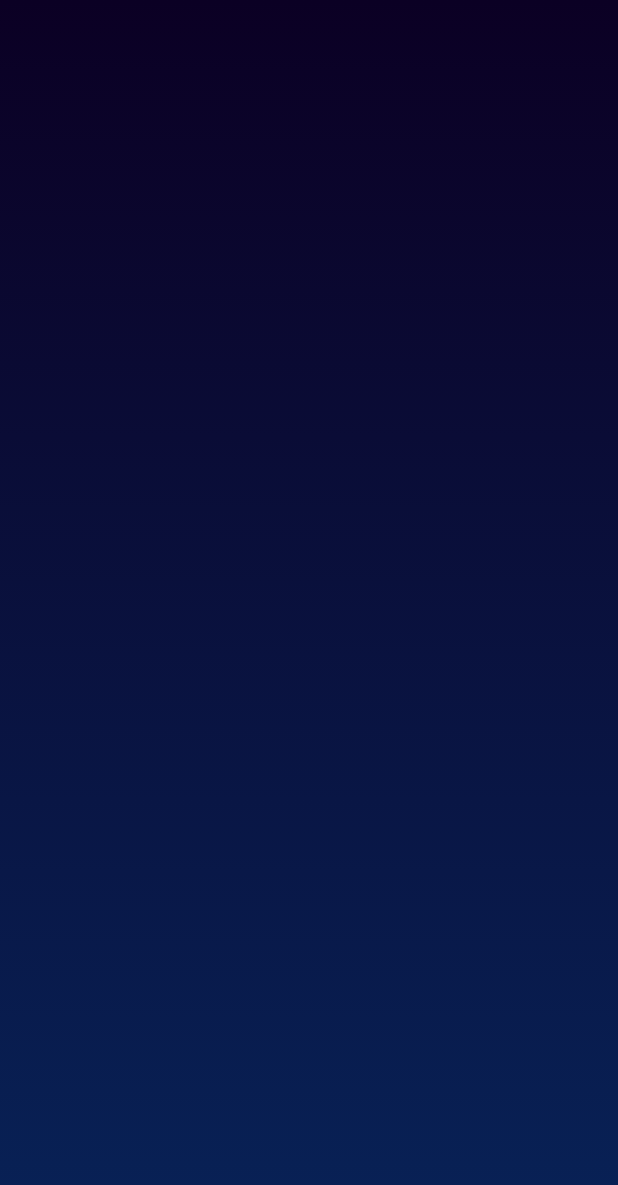
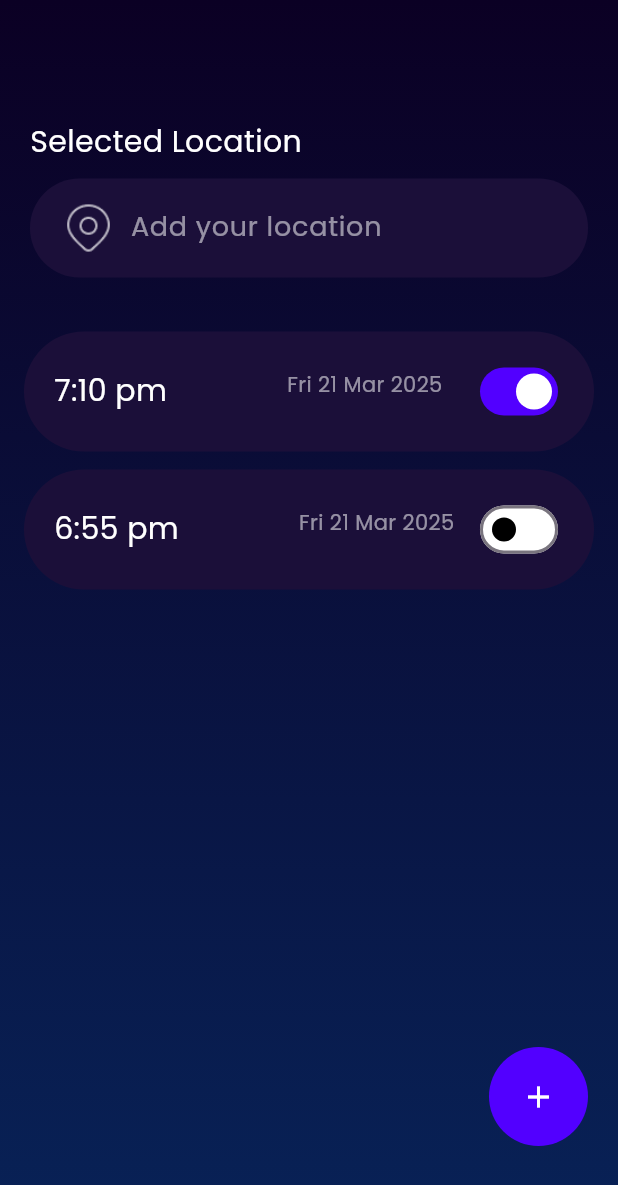
Before and after one commit to TajemulCSE/smart_travel_alarm, a Flutter app: the HomeScreen screen opened directly, on a phone screen of 412 x 824 dp. Shown: the top 1185 px of the screen. Run offline on Flutter 3.47's test engine with Material 3 defaults, Android fonts, the phone set to English and light mode, and no system bars; our stand-ins replace shared_preferences, video_player; accounts and stored records are empty.

Commit message:
Add:Alarm in Home screen

```diff
--- /dev/null
+++ b/lib/features/home/presentation/pages/alarm_list_widget.dart
@@ -0,0 +1,149 @@
+import 'package:flutter/material.dart';
+import 'package:intl/intl.dart';
+
+class AlarmListWidget extends StatefulWidget {
+  const AlarmListWidget({super.key});
+
+  @override
+  State<AlarmListWidget> createState() => _AlarmListWidgetState();
+}
+
+class _AlarmListWidgetState extends State<AlarmListWidget> {
+  List<Map<String, dynamic>> alarms = [
+    {'time': '7:10 pm', 'date': 'Fri 21 Mar 2025', 'enabled': true},
+    {'time': '6:55 pm', 'date': 'Fri 21 Mar 2025', 'enabled': false},
+
+  ];
+
+  Future<void> _pickDateTime() async {
+    DateTime now = DateTime.now();
+
+    final DateTime? date = await showDatePicker(
+      context: context,
+      initialDate: now,
+      firstDate: now,
+      lastDate: DateTime(2030),
+      builder: (context, child) => Theme(
+        data: ThemeData.dark(),
+        child: child!,
+      ),
+    );
+
+    if (date == null) return;
+
+    final TimeOfDay? time = await showTimePicker(
+      context: context,
+      initialTime: TimeOfDay.now(),
+      builder: (context, child) => Theme(
+        data: ThemeData.dark(),
+        child: child!,
+      ),
+    );
+
+    if (time == null) return;
+
+    final DateTime finalDateTime = DateTime(
+      date.year,
+      date.month,
+      date.day,
+      time.hour,
+      time.minute,
+    );
+
+    final formattedTime = DateFormat.jm().format(finalDateTime);
+    final formattedDate = DateFormat('EEE d MMM yyyy').format(finalDateTime);
+
+    setState(() {
+      alarms.add({
+        'time': formattedTime,
+        'date': formattedDate,
+        'enabled': true,
+      });
+    });
+  }
+
+  @override
+  Widget build(BuildContext context) {
+    return Stack(
+      children: [
+        ListView.builder(
+          padding: const EdgeInsets.all(16),
+          itemCount: alarms.length,
+          itemBuilder: (context, index) {
+            final alarm = alarms[index];
+            return Container(
+              margin: const EdgeInsets.only(bottom: 12),
+              padding: const EdgeInsets.symmetric(horizontal: 20, vertical: 16),
+              decoration: BoxDecoration(
+                color: const Color(0xFF1B0F39),
+                borderRadius: BorderRadius.circular(89),
+              ),
+              child: Row(
+                mainAxisAlignment: MainAxisAlignment.spaceBetween,
+                children: [
+                  // Time and Date
+                  Row(
+                    crossAxisAlignment: CrossAxisAlignment.start,
+                    children: [
+                      Text(
+                        alarm['time'],
+                        style: const TextStyle(
+                          color: Colors.white,
+                          fontFamily: 'popins',
+                          fontSize: 20,
+                          fontWeight: FontWeight.w500,
+                        ),
+                      ),
+                      const SizedBox(width: 80),
+                      Text(
+                        alarm['date'],
+                        style: TextStyle(
+                          color: Colors.white54,
+                          fontFamily: 'popins',
+
+                          fontSize: 14,
+                        ),
+                      ),
+                    ],
+                  ),
+
+                  // Switch
+                  Switch(
+                    value: alarm['enabled'],
+                    onChanged: (value) {
+                      setState(() {
+                        alarms[index]['enabled'] = value;
+                      });
+                    },
+
+                    activeTrackColor: Color(0xFF5200FF),
+                    inactiveThumbColor: Colors.black,
+                    inactiveTrackColor: Colors.white,
+                  ),
+                ],
+              ),
+            );
+          },
+        ),
+
+        // Floating Action Button
+        Positioned(
+          bottom: 60,
+          right: 20,
+          child: SizedBox(
+            height: 66,
+            width: 66,
+            child: FloatingActionButton(
+
+              elevation: 0,shape: CircleBorder(),
+              backgroundColor: Color(0xFF5200FF),
+              onPressed: _pickDateTime,
+              child: const Icon(Icons.add, color: Colors.white),
+
+            ),
+          ),
+        ),
+      ],
+    );
+  }
+}
--- a/lib/features/home/presentation/screens/home_screen.dart
+++ b/lib/features/home/presentation/screens/home_screen.dart
@@ -1,4 +1,5 @@
 import 'package:flutter/material.dart';
+import 'package:smart_travel_alarm/features/home/presentation/pages/alarm_list_widget.dart';
 
 class HomeScreen extends StatefulWidget {
   const HomeScreen({super.key});
@@ -13,19 +14,73 @@ class _HomeScreenState extends State<HomeScreen> {
     return Scaffold(
       backgroundColor: Colors.transparent,
       body: Container(
+        width: double.infinity,
         height: double.infinity,
-        width: double.infinity,
-        decoration: BoxDecoration(
+        decoration: const BoxDecoration(
           gradient: LinearGradient(
-            colors: [ Color(0xFF0B0024),Color(0xFF082257)],
+            colors: [Color(0xFF0B0024), Color(0xFF082257)],
             begin: Alignment.topCenter,
             end: Alignment.bottomCenter,
           ),
         ),
-        child: Stack(
+        child: Column(
+          crossAxisAlignment: CrossAxisAlignment.start,
           children: [
+            // Location
+            Padding(
+              padding: const EdgeInsets.only(top: 80, left: 20, right: 20),
+              child: Column(
+                crossAxisAlignment: CrossAxisAlignment.start,
+                children: [
+                  const Text(
+                    "Selected Location",
+                    style: TextStyle(
+                      fontFamily: 'popins',
+                      color: Colors.white,
+                      fontSize: 20,
+                    ),
+                  ),
+                  const SizedBox(height: 10),
 
+                  //location text field
+                  Container(
+                    height: 66,
+                    decoration: BoxDecoration(
+                      color: const Color(0xFF1B0F39),
+                      borderRadius: BorderRadius.circular(61),
+                    ),
+                    child: const Center(
+                      child: Padding(
+                        padding: EdgeInsets.all(15.0),
+                        child: TextField(
+                          style: TextStyle(
+                            color: Colors.white54,
+                            fontFamily: 'popins',
+                          ),
+                          decoration: InputDecoration(
+                            prefixIcon: ImageIcon(
+                              AssetImage('assets/icons/location_1.png'),
+                              color: Colors.white70,
+                            ),
+                            hintText: 'Add your location',
+                            hintStyle: TextStyle(
+                              color: Colors.white54,
+                              fontSize: 18,
+                              fontFamily: 'popins',
+                            ),
+                            border: InputBorder.none,
+                          ),
+                        ),
+                      ),
+                    ),
+                  ),
+                ],
+              ),
+            ),
 
+            //alarm list
+            const SizedBox(height: 20),
+            const Expanded(child: AlarmListWidget()),
           ],
         ),
       ),
--- a/pubspec.yaml
+++ b/pubspec.yaml
@@ -36,6 +36,7 @@ dependencies:
   cupertino_icons: ^1.0.8
   shared_preferences: ^2.5.3
   video_player: ^2.10.0
+  intl: ^0.20.2
 
 dev_dependencies:
   flutter_test:
```
Also changed, not shown: assets/icons/location_1.png (added), pubspec.lock.
